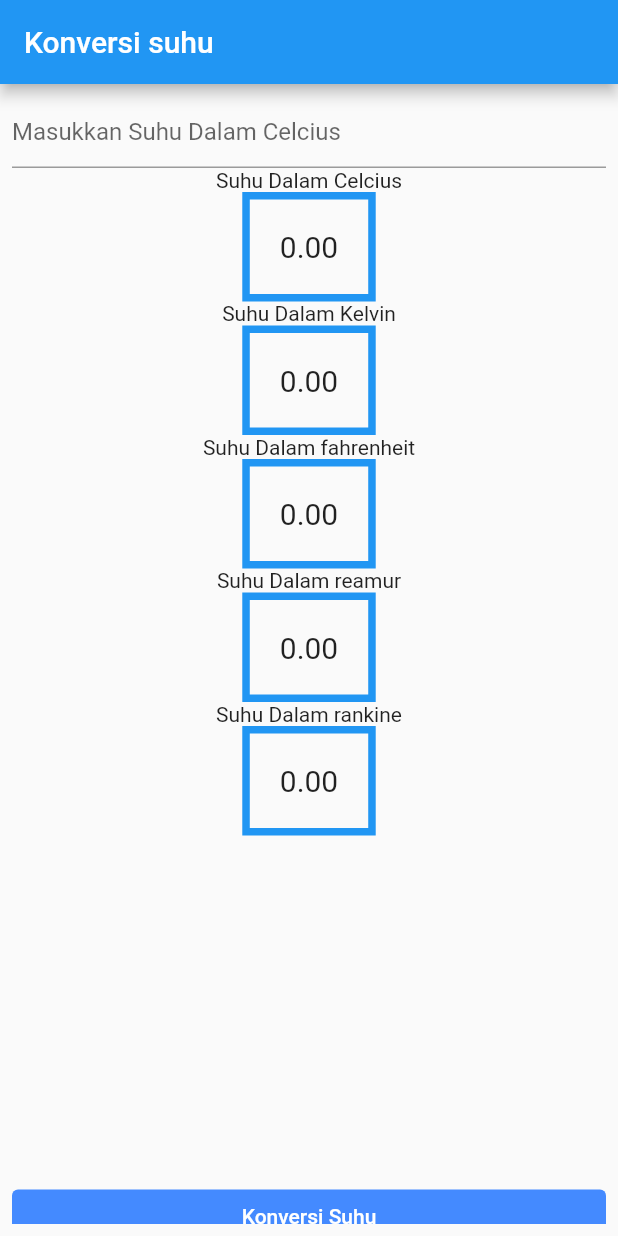
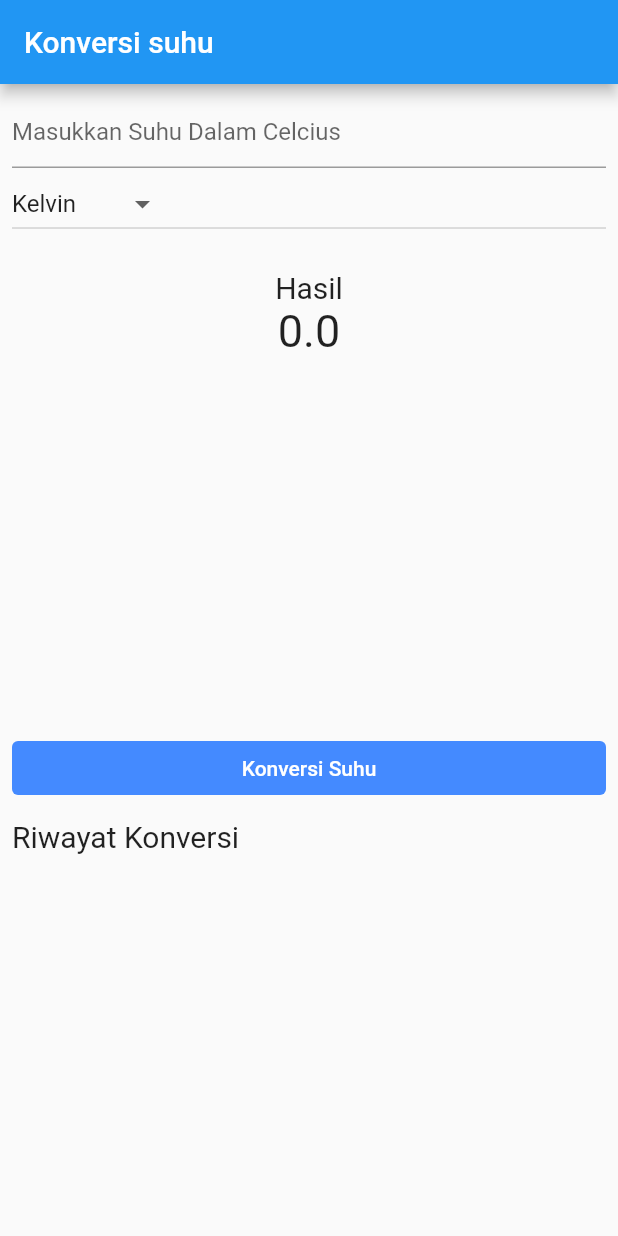
Before and after one commit to coldbreaker28/temperature_conversion, a Flutter app: the screen it shows after launch, on a phone screen of 412 x 824 dp. Run offline on Flutter 3.47's test engine with Material 2 defaults, Android fonts, the phone set to English and light mode, and no system bars.

Commit message:
Renew t_c

```diff
--- a/lib/class/MyHome.dart
+++ b/lib/class/MyHome.dart
@@ -1,6 +1,7 @@
 import 'package:flutter/material.dart';
 import 'package:temperature_conversion/class/convert.dart';
 import 'package:temperature_conversion/class/input.dart';
+import 'package:temperature_conversion/class/Result.dart';
 
 class MyHome extends StatefulWidget {
   const MyHome({Key? key, required this.title}) : super(key: key);
@@ -13,12 +14,20 @@ class MyHome extends StatefulWidget {
 
 class _MyHomeState extends State<MyHome> {
   double _inputUser = 0;
-  double _Kelvin = 0;
+  double _kelvin = 0;
   double _reamur = 0;
   double _fahrenheit = 0;
   double _rankine = 0;
+  String _newValue = "Kelvin";
+  double _result = 0;
+
+  var listItem = ["Kelvin", "Reamur", "Fahrenheit", "Rankine"];
 
   final myController = TextEditingController();
+
+  get Key => null;
+
+  List<String> listViewItem = <String>[];
 
   @override
   void dispose() {
@@ -29,11 +38,19 @@ class _MyHomeState extends State<MyHome> {
   void konversiSuhu() {
     setState(() {
       _inputUser = double.parse(myController.text);
-      _reamur = (4 / 5) * _inputUser;
-      _Kelvin = 273.15 + _inputUser;
-      _fahrenheit = (9 / 5) * _inputUser + 32;
-      _rankine = (_inputUser + 273.15) * 9 / 5;
+
+      if (_newValue == "Kelvin") {
+        _result = 273.15 + _inputUser;
+      } else if (_newValue == "Fahrenheit") {
+        _result = (9 / 5) * _inputUser + 32;
+      } else if (_newValue == "Rankine") {
+        _result = (_inputUser + 273.15) * 9 / 5;
+      } else {
+        _result = (4 / 5) * _inputUser;
+      }
     });
+    listViewItem.add(_newValue.toString());
+    listViewItem.add(_result.toString());
   }
 
   @override
@@ -45,101 +62,47 @@ class _MyHomeState extends State<MyHome> {
       body: Container(
         margin: const EdgeInsets.all(8),
         child: ListView(
-          children: <Widget>[
+          children: [
             Input(myController: myController),
-            Column(
-                mainAxisAlignment: MainAxisAlignment.center,
-                children: <Widget>[
-                  Column(
-                    children: <Widget>[
-                      // ignore: prefer_const_constructors
-                      Text(
-                        "Suhu Dalam Celcius",
-                        style: const TextStyle(fontSize: 14),
-                        textAlign: TextAlign.center,
-                      ),
-                      Container(
-                        padding: const EdgeInsets.all(20),
-                        decoration: BoxDecoration(
-                            border: Border.all(
-                          color: Colors.blue,
-                          width: 5,
-                        )),
-                        child: Text(_inputUser.toStringAsFixed(2),
-                            style: const TextStyle(fontSize: 20)),
-                      ),
-                      // ignore: prefer_const_constructors
-                      Text(
-                        "Suhu Dalam Kelvin",
-                        style: const TextStyle(fontSize: 14),
-                        textAlign: TextAlign.center,
-                      ),
-                      Container(
-                        padding: const EdgeInsets.all(20),
-                        decoration: BoxDecoration(
-                            border: Border.all(
-                          color: Colors.blue,
-                          width: 5,
-                        )),
-                        child: Text(_Kelvin.toStringAsFixed(2),
-                            style: const TextStyle(fontSize: 20)),
-                      ),
-                      // ignore: prefer_const_constructors
-                      Text(
-                        "Suhu Dalam fahrenheit",
-                        style: const TextStyle(fontSize: 14),
-                        textAlign: TextAlign.center,
-                      ),
-                      Container(
-                        padding: const EdgeInsets.all(20),
-                        decoration: BoxDecoration(
-                            border: Border.all(
-                          color: Colors.blue,
-                          width: 5,
-                        )),
-                        child: Text(_fahrenheit.toStringAsFixed(2),
-                            style: const TextStyle(fontSize: 20)),
-                      ),
-                      // ignore: prefer_const_constructors
-                      Text(
-                        "Suhu Dalam reamur",
-                        style: const TextStyle(fontSize: 14),
-                        textAlign: TextAlign.center,
-                      ),
-                      Container(
-                        padding: const EdgeInsets.all(20),
-                        decoration: BoxDecoration(
-                            border: Border.all(
-                          color: Colors.blue,
-                          width: 5,
-                        )),
-                        child: Text(_reamur.toStringAsFixed(2),
-                            style: const TextStyle(fontSize: 20)),
-                        // ignore: prefer_const_constructors
-                      ),
-                      // ignore: prefer_const_constructors
-                      Text(
-                        "Suhu Dalam rankine",
-                        style: const TextStyle(fontSize: 14),
-                        textAlign: TextAlign.center,
-                      ),
-                      Container(
-                        padding: const EdgeInsets.all(20),
-                        decoration: BoxDecoration(
-                            border: Border.all(
-                          color: Colors.blue,
-                          width: 5,
-                        )),
-                        child: Text(_rankine.toStringAsFixed(2),
-                            style: const TextStyle(fontSize: 20)),
-                      )
-                    ],
-                  )
-                ]),
+            DropdownButton<String>(
+                items: listItem.map(myDropDownMenuItem).toList(),
+                value: _newValue,
+                onChanged: onChangeDropDown),
+            Result(result: _result),
             Convert(konvertHandler: konversiSuhu),
+            Container(
+              margin: const EdgeInsets.only(top: 10, bottom: 10),
+              child: const Text(
+                "Riwayat Konversi",
+                style: TextStyle(fontSize: 20),
+              ),
+            ),
+            Expanded(
+                child: Column(
+              children: listViewItem.map((String value) {
+                return Container(
+                  margin: const EdgeInsets.all(10),
+                  child: Text(
+                    value,
+                    style: const TextStyle(fontSize: 15),
+                  ),
+                );
+              }).toList(),
+            )),
           ],
         ),
       ),
     );
   }
+
+  void onChangeDropDown(String? changeValue) {
+    setState(() {
+      _newValue = changeValue!;
+      konversiSuhu();
+    });
+  }
+
+  DropdownMenuItem<String> myDropDownMenuItem(String value) {
+    return DropdownMenuItem<String>(value: value, child: Text(value));
+  }
 }
--- /dev/null
+++ b/lib/class/Result.dart
@@ -0,0 +1,30 @@
+import 'package:flutter/material.dart';
+
+class Result extends StatelessWidget {
+  const Result({
+    Key? key,
+    required this.result,
+  }) : super(key: key);
+
+  final double result;
+
+  @override
+  Widget build(BuildContext context) {
+    return Container(
+      margin: const EdgeInsets.only(top: 20, bottom: 20),
+      child: Column(
+        mainAxisAlignment: MainAxisAlignment.center,
+        children: [
+          const Text(
+            "Hasil",
+            style: TextStyle(fontSize: 20),
+          ),
+          Text(
+            result.toStringAsFixed(1),
+            style: const TextStyle(fontSize: 30),
+          )
+        ],
+      ),
+    );
+  }
+}
```
